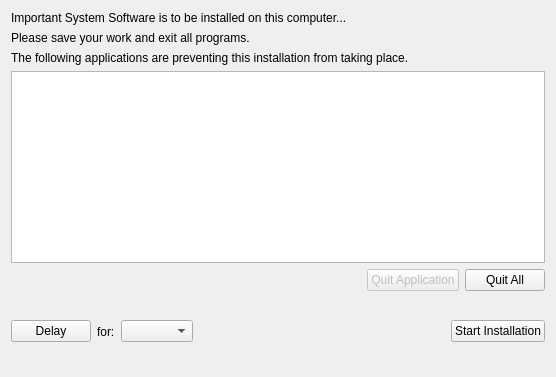
Old version of the form QtGUIInstaller/QuitRunningProcessDialog.ui in the repository fw-dev/translations.
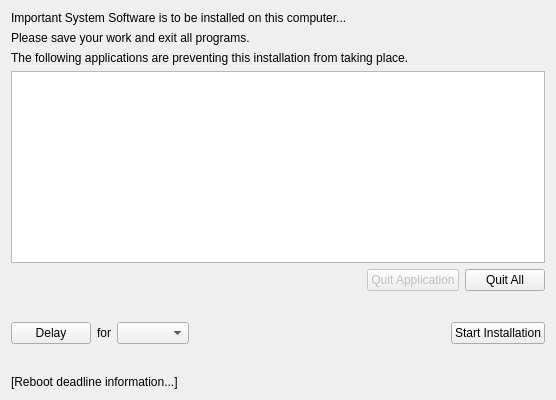
New version of the form. Custom widgets are drawn as their Qt base class.

Diff of the .ui file:
```diff
--- a/QtGUIInstaller/QuitRunningProcessDialog.ui
+++ b/QtGUIInstaller/QuitRunningProcessDialog.ui
@@ -7,7 +7,7 @@
     <x>0</x>
     <y>0</y>
     <width>556</width>
-    <height>377</height>
+    <height>400</height>
    </rect>
   </property>
   <property name="sizePolicy">
@@ -147,7 +147,7 @@
           </sizepolicy>
          </property>
          <property name="text">
-          <string>for:</string>
+          <string>for</string>
          </property>
         </widget>
        </item>
@@ -192,6 +192,16 @@
        </item>
       </layout>
      </item>
+     <item>
+      <widget class="QLabel" name="rebootDeadlineLabel">
+       <property name="enabled">
+        <bool>true</bool>
+       </property>
+       <property name="text">
+        <string>[Reboot deadline information...]</string>
+       </property>
+      </widget>
+     </item>
     </layout>
    </item>
   </layout>
```
Left out of the diff: 2 changed lines with no effect on the pictures.
